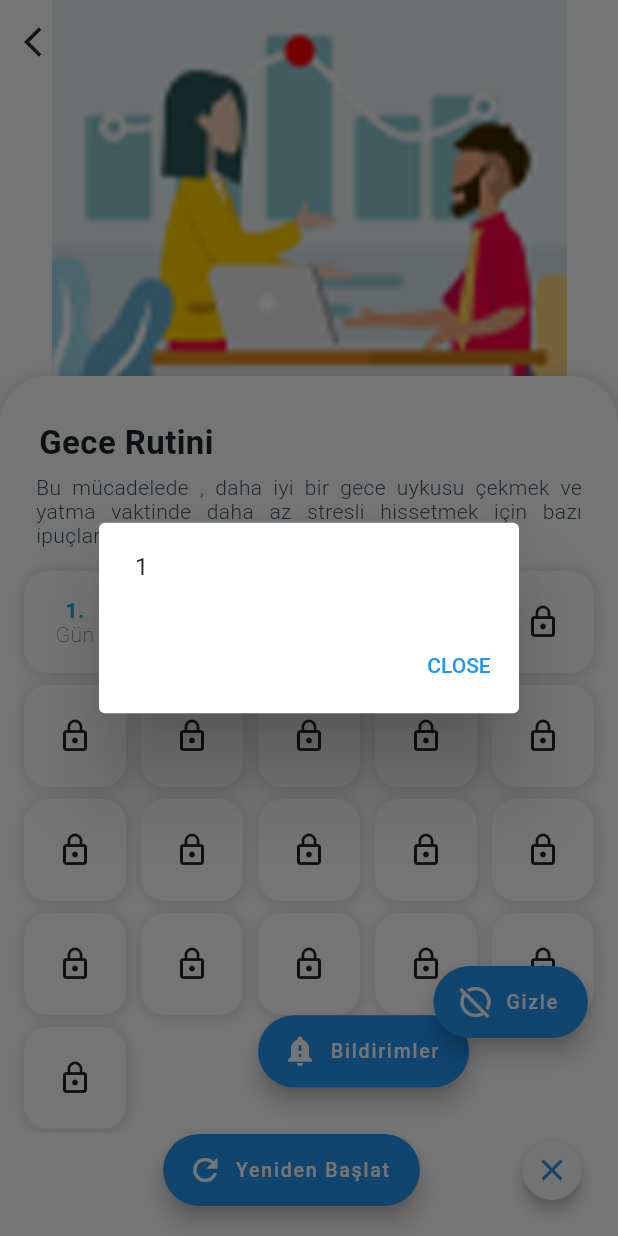
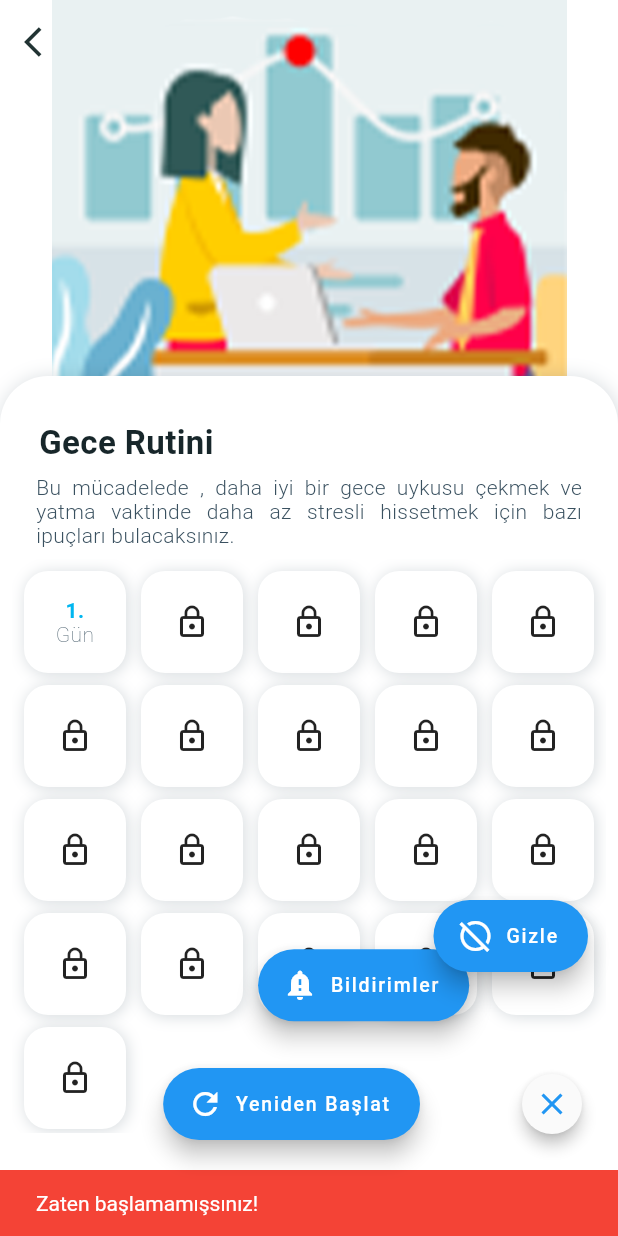
Before and after one commit to AvniErtas/21day_challange, a Flutter app: the CourseInfoScreen screen opened directly with empty values, after a tap on the "close" icon, after a tap on "Yeniden Başlat", on a phone screen of 412 x 824 dp. Run offline on Flutter 3.47's test engine with Material 2 defaults, Android fonts, the phone set to English and light mode, and no system bars; our stand-ins replace floor, shared_preferences, sqflite; missing offline and left inert: animated_drawer, animator, scratcher; accounts and stored records are empty; generated files the repository leaves out were written again.

Commit message:
update fix

```diff
--- a/lib/screens/bottom_bar_view.dart
+++ b/lib/screens/bottom_bar_view.dart
@@ -55,7 +55,7 @@ class _BottomBarViewState extends State<BottomBarView>
                 child: Column(
                   children: <Widget>[
                     SizedBox(
-                      height: 62,
+                      height: 54,
                       child: Padding(
                         padding:
                             const EdgeInsets.only(left: 8, right: 8, top: 4),
--- a/lib/screens/design_course/course_info_screen.dart
+++ b/lib/screens/design_course/course_info_screen.dart
@@ -171,78 +171,6 @@ class _CourseInfoScreenState extends State<CourseInfoScreen>
                                           crossAxisCount: 5, crossAxisSpacing: 2),
                                     ),
                                   ),
-                                  /* AnimatedOpacity(
-                              duration: const Duration(milliseconds: 500),
-                              opacity: opacity3,
-                              child: Padding(
-                                padding: const EdgeInsets.only(
-                                    left: 16, bottom: 0, right: 16),
-                                child: Row(
-                                  mainAxisAlignment: MainAxisAlignment.center,
-                                  crossAxisAlignment: CrossAxisAlignment.center,
-                                  children: <Widget>[
-                                    Container(
-                                      width: 48,
-                                      height: 48,
-                                      child: Container(
-                                        decoration: BoxDecoration(
-                                          color: DesignCourseAppTheme.nearlyWhite,
-                                          borderRadius: const BorderRadius.all(
-                                            Radius.circular(16.0),
-                                          ),
-                                          border: Border.all(
-                                              color: DesignCourseAppTheme.grey
-                                                  .withOpacity(0.2)),
-                                        ),
-                                        child: Icon(
-                                          Icons.add,
-                                          color: DesignCourseAppTheme.nearlyBlue,
-                                          size: 28,
-                                        ),
-                                      ),
-                                    ),
-                                    const SizedBox(
-                                      width: 16,
-                                    ),
-                                    Expanded(
-                                      child: Container(
-                                        height: 48,
-                                        decoration: BoxDecoration(
-                                          color: DesignCourseAppTheme.nearlyBlue,
-                                          borderRadius: const BorderRadius.all(
-                                            Radius.circular(16.0),
-                                          ),
-                                          boxShadow: <BoxShadow>[
-                                            BoxShadow(
-                                                color: DesignCourseAppTheme
-                                                    .nearlyBlue
-                                                    .withOpacity(0.5),
-                                                offset: const Offset(1.1, 1.1),
-                                                blurRadius: 10.0),
-                                          ],
-                                        ),
-                                        child: Center(
-                                          child: Text(
-                                            'Join Course',
-                                            textAlign: TextAlign.left,
-                                            style: TextStyle(
-                                              fontWeight: FontWeight.w600,
-                                              fontSize: 18,
-                                              letterSpacing: 0.0,
-                                              color: DesignCourseAppTheme
-                                                  .nearlyWhite,
-                                            ),
-                                          ),
-                                        ),
-                                      ),
-                                    )
-                                  ],
-                                ),
-                              ),
-                            ),*/
-                                  /*SizedBox(
-                              height: MediaQuery.of(context).padding.bottom,
-                            )*/
                                 ],
                               ),
                             ),
@@ -250,32 +178,6 @@ class _CourseInfoScreenState extends State<CourseInfoScreen>
                         ),
                       ),
                     ),
-                    /*Positioned(
-                top: (MediaQuery.of(context).size.width / 1.63),
-                right: 35,
-                child: ScaleTransition(
-                  alignment: Alignment.center,
-                  scale: CurvedAnimation(
-                      parent: animationController!, curve: Curves.fastOutSlowIn),
-                  child: Card(
-                    color: DesignCourseAppTheme.nearlyBlue,
-                    shape: RoundedRectangleBorder(
-                        borderRadius: BorderRadius.circular(50.0)),
-                    elevation: 10.0,
-                    child: Container(
-                      width: 60,
-                      height: 60,
-                      child: Center(
-                        child: Icon(
-                          Icons.favorite,
-                          color: DesignCourseAppTheme.nearlyWhite,
-                          size: 30,
-                        ),
-                      ),
-                    ),
-                  ),
-                ),
-              ),*/
                     Padding(
                       padding: EdgeInsets.only(top: MediaQuery.of(context).padding.top),
                       child: SizedBox(
@@ -303,7 +205,7 @@ class _CourseInfoScreenState extends State<CourseInfoScreen>
                   distance: 112.0,
                   children: [
                     FloatingActionButton.extended(
-                      onPressed: () => _showAction(context, 0),
+                      onPressed: () => _yenidenBaslat(),
                       icon: const Icon(Icons.refresh),
                       label: Text(
                         "Yeniden Başlat",
@@ -435,4 +337,38 @@ class _CourseInfoScreenState extends State<CourseInfoScreen>
     await result.first.then((value) => lastDay = value!.lastDay);
     return lastDay;
   }
+
+  void _yenidenBaslat() async {
+    var database =
+        await $FloorAppDatabase.databaseBuilder('app_database.db').build();
+
+    final userProgressDao = database.userProgressDao;
+    final result = userProgressDao.findUserProgressById(widget.index);
+    if (await result.first == null) {
+      _showSnackbarFail();
+    } else {
+      result.first.then((value) => {
+        value!.lastDay = 1,
+        userProgressDao.updateUserProgress(value),
+      });
+      setState(() {
+        _showSnackbarSuccess();
+      });
+    }
+  }
+
+  void _showSnackbarSuccess() {
+    final snackBar = SnackBar(
+      content: Text('Yeniden başlatıldı'),
+      backgroundColor: Colors.green,
+    );
+    ScaffoldMessenger.of(context).showSnackBar(snackBar);
+  }
+  void _showSnackbarFail() {
+    final snackBar = SnackBar(
+      content: Text('Zaten başlamamışsınız!'),
+      backgroundColor: Colors.red,
+    );
+    ScaffoldMessenger.of(context).showSnackBar(snackBar);
+  }
 }
--- a/lib/screens/design_course/popular_course_list_view.dart
+++ b/lib/screens/design_course/popular_course_list_view.dart
@@ -66,9 +66,9 @@ class _PopularCourseListViewState extends State<PopularCourseListView>
               ),
               gridDelegate: const SliverGridDelegateWithFixedCrossAxisCount(
                 crossAxisCount: 2,
-                mainAxisSpacing: 16.0,
-                crossAxisSpacing: 16.0,
-                childAspectRatio: 1.5,
+                mainAxisSpacing: 14.0,
+                crossAxisSpacing: 24.0,
+                childAspectRatio: 1.6,
               ),
             );
           }
```
Also changed, not shown: lib/main.dart (+5 -2 lines), lib/screens/design_course/home_design_course.dart (+1 -39 lines), lib/screens/taskDetails.dart (+5 -2 lines).
